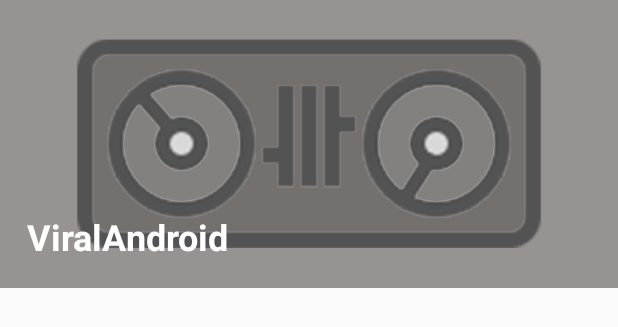
After one commit to nixxholas/LynxPlayer, an Android app: the layout navigation_header.xml on its own in the app's theme, with its tools: preview values and no code run, on a phone screen of 412 x 824 dp. The commit adds this screen. Shown: the top 327 px of the screen. Run offline under Robolectric (Android 15) with nearby library versions, the phone set to English and light mode, and no system bars.

Commit message:
Res: Layout: Implement DrawerLayout
Signed-off-by: nixxholas <nixholas@outlook.com>

```diff
--- /dev/null
+++ b/app/src/main/res/layout/navigation_header.xml
@@ -0,0 +1,22 @@
+<?xml version="1.0" encoding="utf-8"?>
+<FrameLayout xmlns:android="http://schemas.android.com/apk/res/android"
+    android:layout_width="match_parent"
+    android:layout_height="192dp"
+    android:theme="@style/ThemeOverlay.AppCompat.Dark">
+
+    <ImageView
+        android:layout_width="match_parent"
+        android:layout_height="match_parent"
+        android:scaleType="centerCrop"
+        android:src="@drawable/untitled_album" />
+
+    <TextView
+        android:layout_width="match_parent"
+        android:layout_height="wrap_content"
+        android:layout_gravity="bottom"
+        android:layout_margin="18dp"
+        android:text="ViralAndroid"
+        android:textAppearance="@style/TextAppearance.AppCompat.Headline"
+        android:textStyle="bold" />
+
+</FrameLayout>
```
Also changed, not shown: app/src/main/res/layout/activity_main.xml (+18 -0 lines), app/src/main/res/menu/navigation_items.xml (added, +20 -0 lines).
